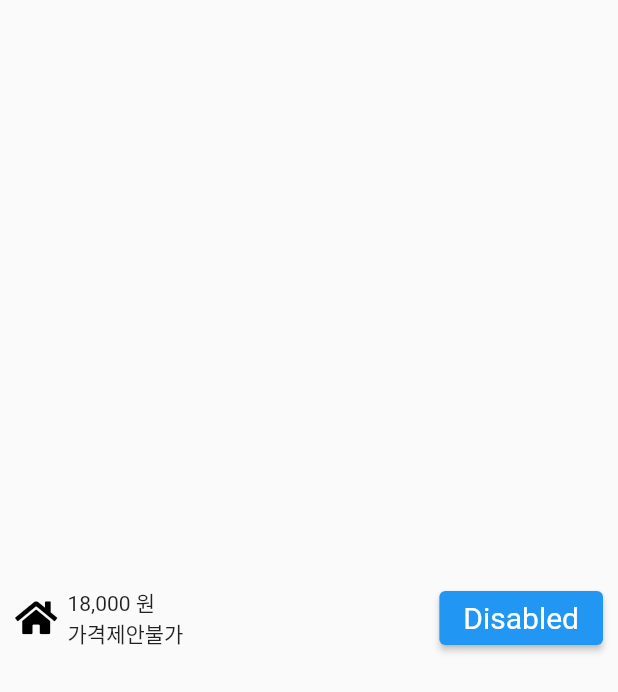
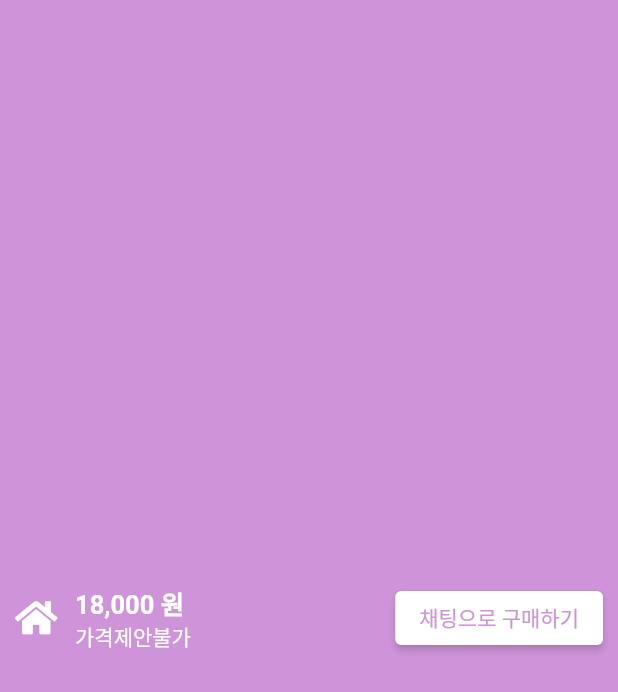
Before and after one commit to schooldevops/flutter-moms-get-used, a Flutter app: the ProductDetailFooter widget shown alone on an empty page, opened directly, on a phone screen of 412 x 824 dp. Shown: the top 692 px of the screen. Run offline on Flutter 3.47's test engine with Material 2 defaults, Android fonts, the phone set to English and light mode, and no system bars; our stand-ins replace font_awesome_flutter, image_picker; missing offline and left inert: flutter_card_swipper; network calls fail.

Commit message:
add main color and button color

```diff
--- a/lib/components/ProductDetailFooter.dart
+++ b/lib/components/ProductDetailFooter.dart
@@ -1,10 +1,12 @@
 import 'package:flutter/material.dart';
 import 'package:font_awesome_flutter/font_awesome_flutter.dart';
+import 'package:moms_get_used/cosnts/ColorsConstants.dart';
 
 class ProductDetailFooter extends StatelessWidget {
   @override
   Widget build(BuildContext context) {
     return Container(
+      decoration: BoxDecoration(color: kMainBackgroundColor),
       padding: EdgeInsets.symmetric(horizontal: 10),
       child: Row(
         mainAxisAlignment: MainAxisAlignment.start,
@@ -13,14 +15,14 @@ class ProductDetailFooter extends StatelessWidget {
             child: Icon(
               FontAwesomeIcons.home,
               size: 25.0,
-              color: Colors.black,
+              color: Colors.white,
             ),
             onTap: () {
               print("Pressed");
             },
           ),
           SizedBox(
-            width: 10,
+            width: 15,
           ),
           Expanded(
             child: Row(
@@ -29,16 +31,33 @@ class ProductDetailFooter extends StatelessWidget {
                 Column(
                   mainAxisAlignment: MainAxisAlignment.center,
                   crossAxisAlignment: CrossAxisAlignment.start,
-                  children: [Text('18,000 원'), Text('가격제안불가')],
+                  children: [
+                    Text(
+                      '18,000 원',
+                      style: TextStyle(
+                        color: Colors.white,
+                        fontWeight: FontWeight.bold,
+                        fontSize: 17.0,
+                      ),
+                    ),
+                    Text(
+                      '가격제안불가',
+                      style: TextStyle(color: Colors.white),
+                    )
+                  ],
                 ),
                 ElevatedButton(
-                  style: ElevatedButton.styleFrom(
-                      textStyle: const TextStyle(fontSize: 20)),
-                  onPressed: () {
-                    print("Pressed btn");
-                  },
-                  child: const Text('Disabled'),
-                ),
+                    style: ElevatedButton.styleFrom(
+                      primary: Colors.white,
+                      shadowColor: kMainBackgroundColor,
+                    ),
+                    onPressed: () {
+                      print("채팅으로 구매하기");
+                    },
+                    child: const Text(
+                      '채팅으로 구매하기',
+                      style: TextStyle(color: kMainBackgroundColor),
+                    )),
               ],
             ),
           ),
--- /dev/null
+++ b/lib/cosnts/ColorsConstants.dart
@@ -0,0 +1,4 @@
+import 'package:flutter/material.dart';
+
+const Color kMainBackgroundColor = Color(0xFFCE93D9);
+const Color kMainButtonColor = Color(0xFFAB47CA);
--- a/pubspec.yaml
+++ b/pubspec.yaml
@@ -27,7 +27,8 @@ dependencies:
   flutter_card_swipper: ^0.4.0
   font_awesome_flutter: ^9.1.0
   provider: ^5.0.0
-
+  image_picker: ^0.8.0+3
+  video_player: ^2.1.5
 
   # The following adds the Cupertino Icons font to your application.
   # Use with the CupertinoIcons class for iOS style icons.
```
Also changed, not shown: lib/components/Dropdown.dart (+16 -5 lines), lib/screens/AddProductScreen.dart (+71 -35 lines), lib/screens/BaseRouterScreen.dart (deleted, +0 -8 lines), lib/screens/DetailProductScreen.dart (+41 -59 lines), pubspec.lock, 3 other files.
